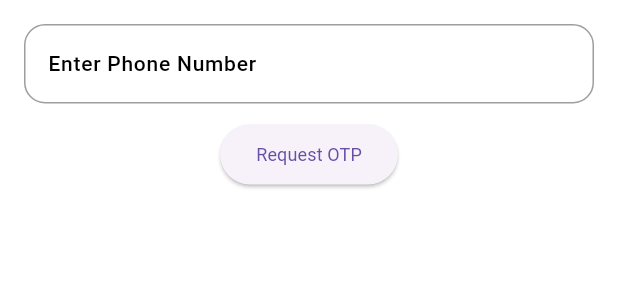
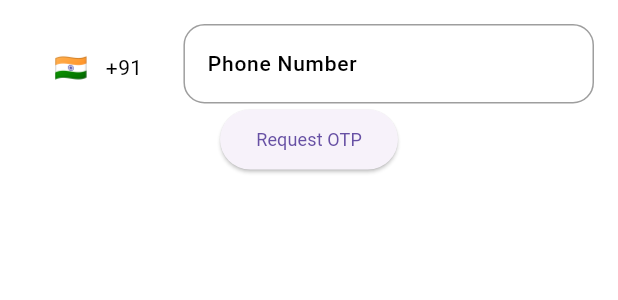
Before and after one commit to Vaishnavi-N-R/simulator, a Flutter app: the LoginBottomSheet widget shown alone on an empty page, opened directly, after a tap on "Request OTP", on a phone screen of 412 x 824 dp. Shown: the top 300 px of the screen. Run offline on Flutter 3.47's test engine with Material 3 defaults, Android fonts, the phone set to English and light mode, and no system bars; drawn by our look-alikes of intl_phone_number_input; our stand-ins replace animated_splash_screen, get, lottie, smooth_page_indicator; network calls fail; Roboto replaces fonts that are missing (Poppins); project files that could hold a hidden picture were left out.

Commit message:
added number code

```diff
--- a/lib/controllers/login_controller.dart
+++ b/lib/controllers/login_controller.dart
@@ -7,9 +7,12 @@ import 'package:trade_simulator/constants/data.dart';
 
 class LoginController extends GetxController {
   var isLoggedIn = false.obs;
-  var isOtpSent = false.obs; // New observable
+  var isOtpSent = false.obs;
   final phoneNumberController = TextEditingController();
   final otpController = TextEditingController();
+
+  // Add a variable to store the full phone number (with country code)
+  var fullPhoneNumber = ''.obs;
 
   Future<void> requestVerification(String phoneNumber) async {
     final response = await http.post(
--- /dev/null
+++ b/lib/widgets/login/country_code_widget.dart
@@ -0,0 +1,33 @@
+import 'package:flutter/material.dart';
+import 'package:intl_phone_number_input/intl_phone_number_input.dart';
+
+class CountryCodePhoneInput extends StatelessWidget {
+  final TextEditingController controller;
+  final Function(PhoneNumber) onInputChanged;
+  final String initialCountry;
+
+  const CountryCodePhoneInput({
+    Key? key,
+    required this.controller,
+    required this.onInputChanged,
+    this.initialCountry = 'IN', // Default to 'IN'
+  }) : super(key: key);
+
+  @override
+  Widget build(BuildContext context) {
+    return InternationalPhoneNumberInput(
+      onInputChanged: onInputChanged,
+      textFieldController: controller,
+      initialValue: PhoneNumber(isoCode: initialCountry),
+      selectorConfig: const SelectorConfig(
+        selectorType: PhoneInputSelectorType.BOTTOM_SHEET, // Dropdown style
+        useEmoji: true, // Display country flag
+      ),
+      inputDecoration: InputDecoration(
+        labelText: 'Phone Number',
+        border: OutlineInputBorder(),
+      ),
+      formatInput: false,
+    );
+  }
+}
--- a/lib/widgets/login/login_bottom_sheet.dart
+++ b/lib/widgets/login/login_bottom_sheet.dart
@@ -1,8 +1,8 @@
-// widget/login_bottom_sheet.dart
 import 'package:flutter/material.dart';
 import 'package:get/get.dart';
 import 'package:trade_simulator/controllers/login_controller.dart';
 import 'package:trade_simulator/theme/custom_themes/bottom_sheet_theme.dart';
+import 'package:trade_simulator/widgets/login/country_code_widget.dart';
 import 'package:trade_simulator/widgets/login/input_action_widget.dart';
 
 class LoginBottomSheet extends StatelessWidget {
@@ -26,16 +26,27 @@ class LoginBottomSheet extends StatelessWidget {
           children: [
             if (!loginController.isLoggedIn.value &&
                 !loginController.isOtpSent.value)
-              InputActionWidget(
+              CountryCodePhoneInput(
                 controller: loginController.phoneNumberController,
-                labelText: 'Enter Phone Number',
-                buttonText: 'Request OTP',
-                onButtonPressed: () {
-                  final phoneNumber =
-                      loginController.phoneNumberController.text;
-                  loginController.requestVerification(phoneNumber);
+                onInputChanged: (phoneNumber) {
+                  // Update the controller with full phone number here
+                  loginController.fullPhoneNumber.value =
+                      phoneNumber.dialCode! +
+                          loginController.phoneNumberController.text;
                 },
               ),
+            ElevatedButton(
+              onPressed: () {
+                // Get the full phone number with country code
+                final phoneNumber =
+                    loginController.fullPhoneNumber.value.isEmpty
+                        ? loginController.phoneNumberController.text
+                        : loginController.fullPhoneNumber.value;
+
+                loginController.requestVerification(phoneNumber);
+              },
+              child: Text('Request OTP'),
+            ),
             if (!loginController.isLoggedIn.value &&
                 loginController.isOtpSent.value)
               InputActionWidget(
@@ -44,7 +55,7 @@ class LoginBottomSheet extends StatelessWidget {
                 buttonText: 'Submit OTP',
                 onButtonPressed: () {
                   final phoneNumber =
-                      loginController.phoneNumberController.text;
+                      loginController.fullPhoneNumber.value;
                   final code = loginController.otpController.text;
                   loginController.verifyCode(phoneNumber, code);
                 },
--- a/pubspec.yaml
+++ b/pubspec.yaml
@@ -42,6 +42,7 @@ dependencies:
   animated_splash_screen: ^1.3.0
   intl: ^0.19.0
   smooth_page_indicator: ^1.2.0+3
+  intl_phone_number_input: ^0.7.4
 
 dev_dependencies:
   flutter_test:
```
Also changed, not shown: pubspec.lock.
